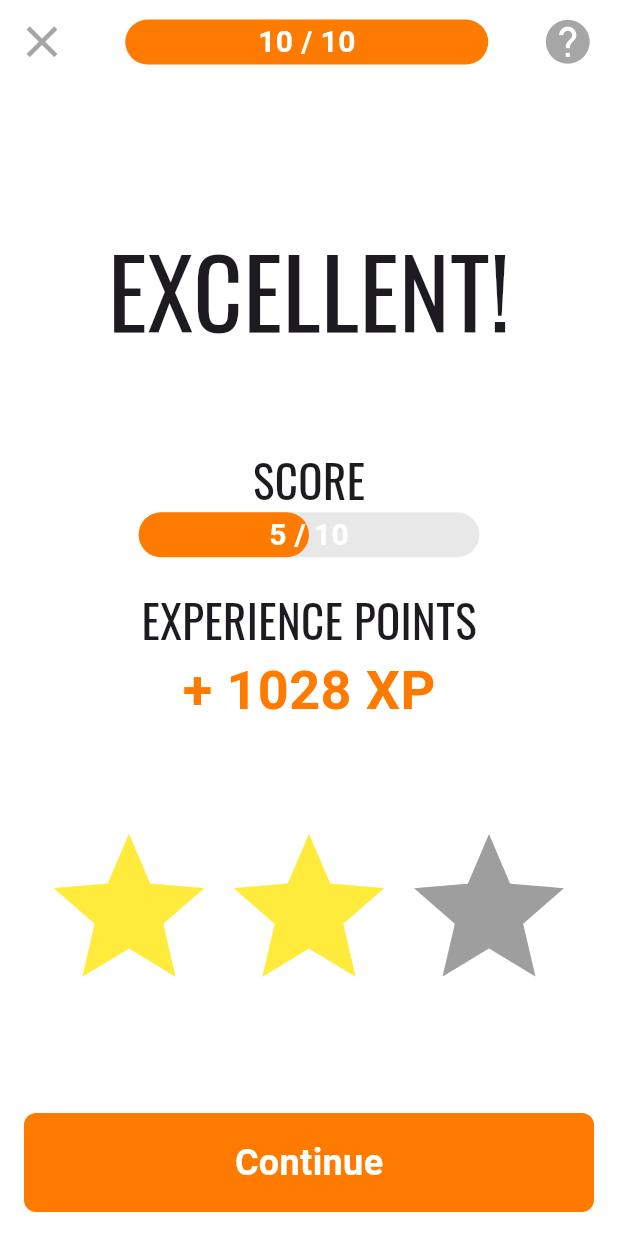
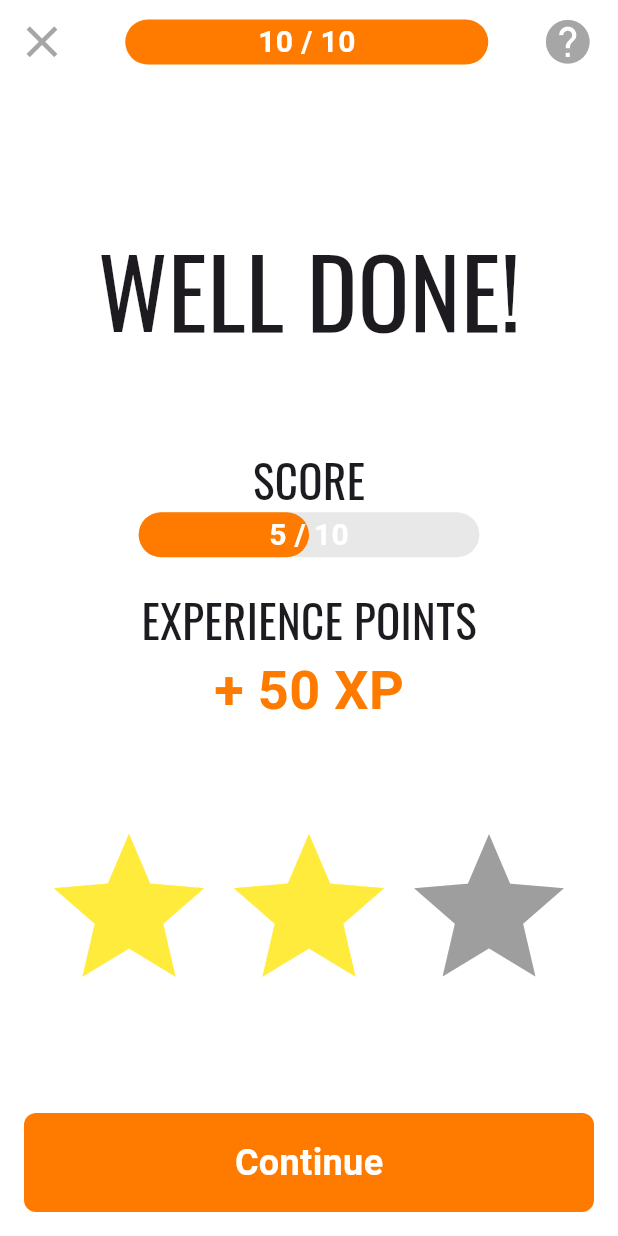
Before and after one commit to joaquingalang/diction-dash, a Flutter app: the EndGameScreen screen opened directly, on a phone screen of 412 x 824 dp. Run offline on Flutter 3.47's test engine with Material 3 defaults, Android fonts, the phone set to English and light mode, and no system bars; drawn by our look-alikes of percent_indicator; our stand-ins replace audioplayers, cloud_firestore, confetti, firebase_auth, firebase_core, rflutter_alert; accounts and stored records are empty; generated files the repository leaves out were written again; project files that could hold a hidden picture were left out.

Commit message:
updated end game screen to be dynamic

```diff
--- a/lib/screens/minigame/end_game_screen.dart
+++ b/lib/screens/minigame/end_game_screen.dart
@@ -1,6 +1,7 @@
 import 'package:flutter/material.dart';
 import 'package:diction_dash/utils/constants.dart';
 import 'package:confetti/confetti.dart';
+import 'package:diction_dash/services/game_audio.dart';
 import 'package:diction_dash/screens/authentication/auth_manager.dart';
 import 'package:diction_dash/widgets/progress_bars/question_bar.dart';
 import 'package:diction_dash/widgets/progress_bars/score_bar.dart';
@@ -19,9 +20,20 @@ class EndGameScreen extends StatefulWidget {
 }
 
 class _EndGameScreenState extends State<EndGameScreen> {
+
+  // Game Audio
+  final GameAudio _gameAudio = GameAudio();
+
+  // Confetti Controller
   final ConfettiController _confettiController = ConfettiController();
 
+  // Performance & Star Colors
+  String performance = 'GOOD EFFORT!';
+  List<Color> starColors = [Colors.grey, Colors.grey, Colors.grey];
+
   void _playConfetti() async {
+
+    if (widget.score >= 5) {
       // Play Confetti
       _confettiController.play();
 
@@ -31,10 +43,47 @@ class _EndGameScreenState extends State<EndGameScreen> {
       // Stop confetti controller
       _confettiController.stop();
     }
+  }
+
+  Future<void> _playJingle() async {
+    if (widget.score > 0) {
+      _gameAudio.congratulations();
+    } else {
+      _gameAudio.flop();
+    }
+  }
+
+  void _setPerformance() {
+    if (widget.score == 0) {
+      performance = 'TRY AGAIN!';
+    } else if (widget.score <= 4) {
+      performance = 'GOOD EFFORT!';
+    } else if (widget.score <= 8) {
+      performance = 'WELL DONE!';
+    } else {
+      performance = 'EXCELLENT!';
+    }
+  }
+
+  void _setStarColors() {
+    // Set star colors based on score
+    if (widget.score == 0) {
+      starColors = [Colors.grey, Colors.grey, Colors.grey];
+    } else if (widget.score <= 4) {
+      starColors = [Colors.yellow, Colors.grey, Colors.grey];
+    } else if (widget.score <= 8) {
+      starColors = [Colors.yellow, Colors.yellow, Colors.grey];
+    } else {
+      starColors = [Colors.yellow, Colors.yellow, Colors.yellow];
+    }
+  }
 
   @override
   void initState() {
     super.initState();
+    _setPerformance();
+    _playJingle();
+    _setStarColors();
     _playConfetti();
   }
 
@@ -86,7 +135,7 @@ class _EndGameScreenState extends State<EndGameScreen> {
                 SizedBox(height: 30),
 
                 // Performance Evaluation
-                Text('EXCELLENT!', style: kOswaldXLarge),
+                Text(performance!, style: kOswaldXLarge),
 
                 // Performance & Rewards
                 Column(
@@ -101,7 +150,7 @@ class _EndGameScreenState extends State<EndGameScreen> {
                     // Experience Points
                     Text('EXPERIENCE POINTS', style: kOswaldMedium),
                     Text(
-                      '+ 1028 XP',
+                      '+ ${widget.score * 10} XP',
                       style: kOrangeButtonTextStyle.copyWith(fontSize: 36),
                     ),
                   ],
@@ -111,9 +160,9 @@ class _EndGameScreenState extends State<EndGameScreen> {
                 Row(
                   mainAxisAlignment: MainAxisAlignment.center,
                   children: [
-                    Icon(Icons.star, size: 120, color: Colors.yellow),
-                    Icon(Icons.star, size: 120, color: Colors.yellow),
-                    Icon(Icons.star, size: 120, color: Colors.grey),
+                    Icon(Icons.star, size: 120, color: starColors![0]),
+                    Icon(Icons.star, size: 120, color: starColors![1]),
+                    Icon(Icons.star, size: 120, color: starColors![2]),
                   ],
                 ),
 
```
Lines whose indentation alone changed are shown as unchanged.
